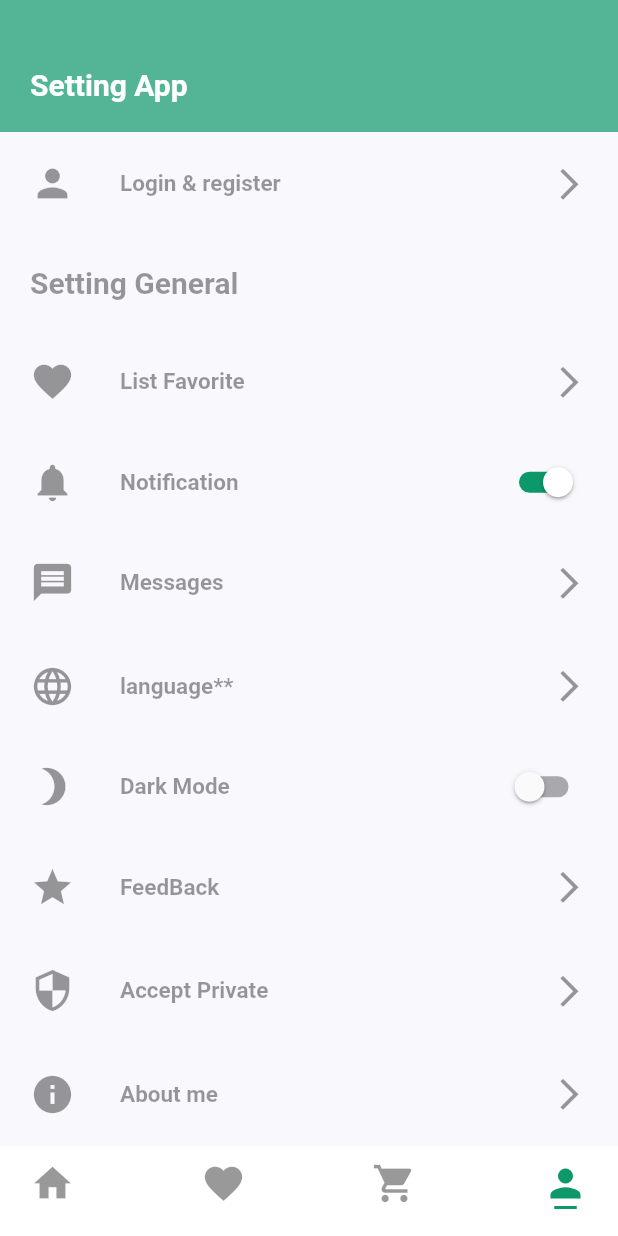
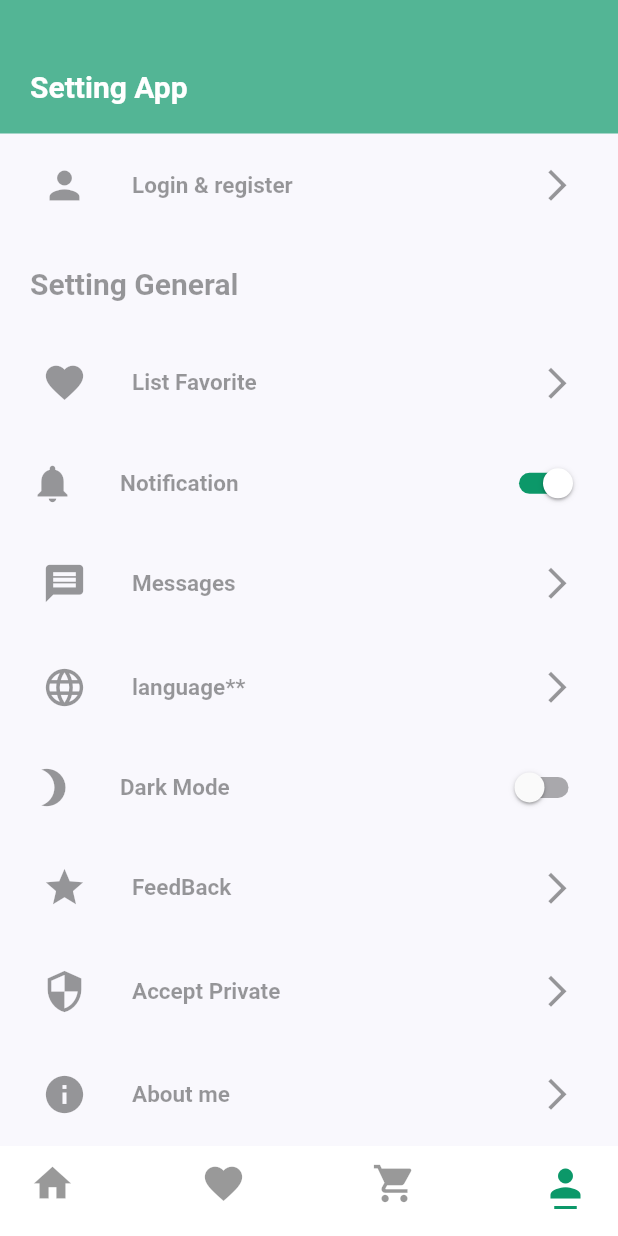
Before and after one commit to hemid32/e-commerce-phone-shope, a Flutter app: the screen it shows after launch, scrolled down 484 dp, after a tap on the "person" icon, on a phone screen of 412 x 824 dp. Run offline on Flutter 3.47's test engine with Material 2 defaults, Android fonts, the phone set to English and light mode, and no system bars; our stand-ins replace bloc, cloud_firestore, email_validator, equatable, firebase_auth, firebase_core and 8 more; accounts and stored records are empty; network calls fail; Roboto replaces fonts that are missing (Georgia).

Commit message:
add state domand from drawer

```diff
--- a/lib/screens/homescreen/componants/costom_listTile.dart
+++ b/lib/screens/homescreen/componants/costom_listTile.dart
@@ -10,11 +10,11 @@ class CostomListTile extends StatelessWidget {
 
   @override
   Widget build(BuildContext context) {
-    return GestureDetector(
-      onTap: (){onTap();},
+    return TextButton(
+      onPressed: (){onTap();},
       child: Container(
         margin: EdgeInsets.symmetric(horizontal:  20 , vertical: 2),
-        height:  65,
+        height: 50,
         width:  double.infinity,
         decoration: BoxDecoration(
           color: Theme.of(context).cardColor
--- a/lib/screens/homescreen/componants/drawer.dart
+++ b/lib/screens/homescreen/componants/drawer.dart
@@ -8,6 +8,7 @@ import 'package:phoneshop/bloc/userManagze/userVirifaid/event.dart';
 import 'package:phoneshop/screens/homescreen/componants/costom_listTile.dart';
 import 'package:phoneshop/screens/loginorRegester/login_or_regester.dart';
 import 'package:phoneshop/screens/messages/messages.dart';
+import 'package:phoneshop/screens/myOrder/my_order.dart';
 import 'package:phoneshop/screens/profile/profile.dart';
 
 class DrawerApps extends StatelessWidget {
@@ -82,6 +83,11 @@ class DrawerApps extends StatelessWidget {
             BlocProvider.of<BlocUserVerifaid>(context).add(EventsUserVerified());
 
           },) ,
+          CostomListTile(title: 'My orders' , icon: Icons.shopping_cart_rounded,onTap: (){
+            Scaffold.of(context).openEndDrawer() ;
+            Navigator.push(context, MaterialPageRoute(builder: (context) => MyOrder())) ;
+
+          },) ,
           CostomListTile(title: 'feedback' , icon: Icons.feedback,onTap: (){},) ,
           CostomListTile(title: 'About' , icon: Icons.info,onTap: (){},) ,
 
```
